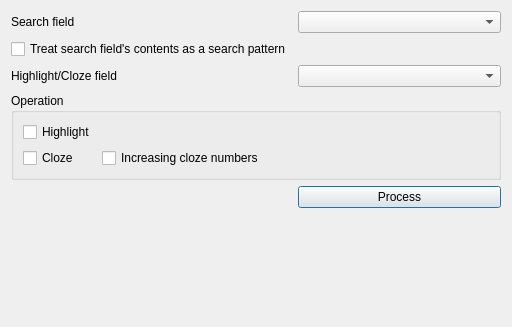
The window that designer/form.ui (abdnh/anki-wrap-related) describes before a commit, drawn with Qt 5.
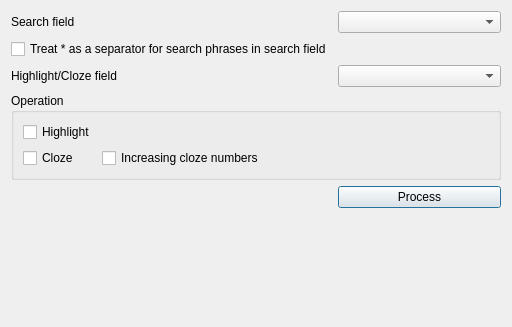
The same window after the commit.

Commit message: Repurpose glob search option

Diff of the .ui file:
```diff
--- a/designer/form.ui
+++ b/designer/form.ui
@@ -74,7 +74,7 @@
    <item row="1" column="0">
     <widget class="QCheckBox" name="globCheckBox">
      <property name="text">
-      <string>Treat search field's contents as a search pattern</string>
+      <string>Treat * as a separator for search phrases in search field</string>
      </property>
     </widget>
    </item>
```
Left out of the diff: 2 changed lines with no effect on the pictures. The commit also changes 6 other files.
